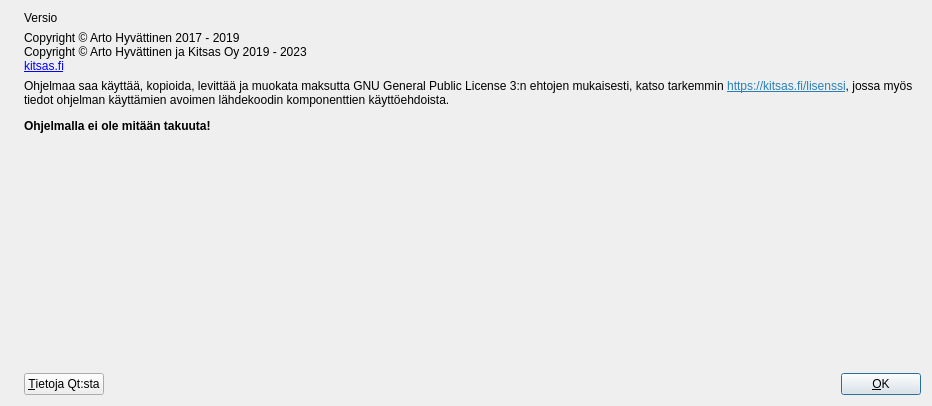
First picture: the form in kitsas/aloitussivu/aboutdialog.ui, repository artoh/kitupiikki, before the edit.
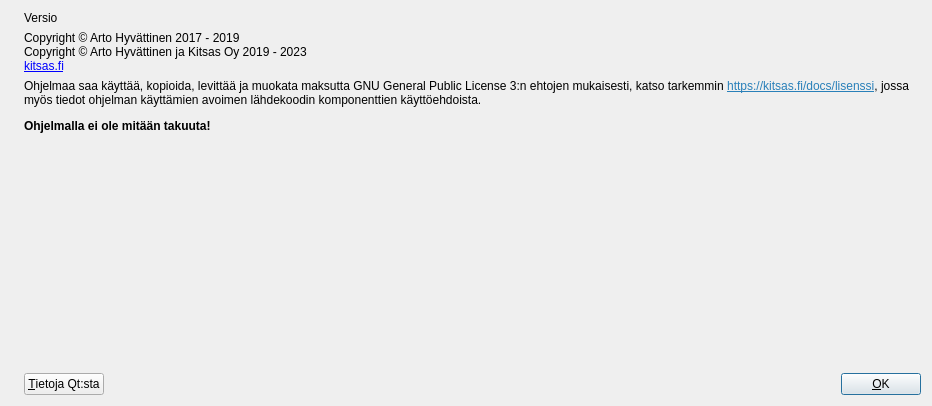
Second picture: the form after the edit. Icons and pictures are not drawn.

Commit message: #1310 linkki lisenssiin

```diff
--- a/kitsas/aloitussivu/aboutdialog.ui
+++ b/kitsas/aloitussivu/aboutdialog.ui
@@ -53,7 +53,7 @@
      <item>
       <widget class="QLabel" name="label_2">
        <property name="text">
-        <string>&lt;html&gt;&lt;head/&gt;&lt;body&gt;&lt;p&gt;Ohjelmaa saa käyttää, kopioida, levittää ja muokata maksutta GNU General Public License 3:n ehtojen mukaisesti, katso tarkemmin &lt;a href=&quot;https://kitsas.fi/lisenssi&quot;&gt;&lt;span style=&quot; text-decoration: underline; color:#2980b9;&quot;&gt;https://kitsas.fi/lisenssi&lt;/span&gt;&lt;/a&gt;, jossa myös tiedot ohjelman käyttämien avoimen lähdekoodin komponenttien käyttöehdoista. &lt;/p&gt;&lt;p&gt;&lt;span style=&quot; font-weight:600;&quot;&gt;Ohjelmalla ei ole mitään takuuta!&lt;/span&gt;&lt;/p&gt;&lt;/body&gt;&lt;/html&gt;</string>
+        <string>&lt;html&gt;&lt;head/&gt;&lt;body&gt;&lt;p&gt;Ohjelmaa saa käyttää, kopioida, levittää ja muokata maksutta GNU General Public License 3:n ehtojen mukaisesti, katso tarkemmin &lt;a href=&quot;https://kitsas.fi/docs/lisenssi&quot;&gt;&lt;span style=&quot; text-decoration: underline; color:#2980b9;&quot;&gt;https://kitsas.fi/docs/lisenssi&lt;/span&gt;&lt;/a&gt;, jossa myös tiedot ohjelman käyttämien avoimen lähdekoodin komponenttien käyttöehdoista. &lt;/p&gt;&lt;p&gt;&lt;span style=&quot; font-weight:600;&quot;&gt;Ohjelmalla ei ole mitään takuuta!&lt;/span&gt;&lt;/p&gt;&lt;/body&gt;&lt;/html&gt;</string>
        </property>
        <property name="wordWrap">
         <bool>true</bool>
```
